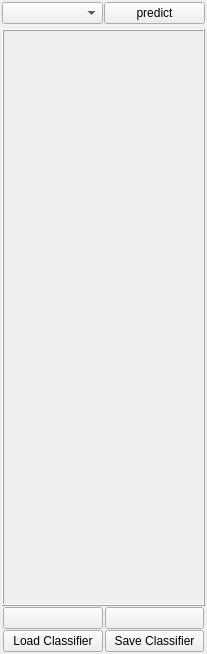
Qt form cat/gui/sidebar/AtAnnotationWidget.ui (manerotoni/afw) before a commit.
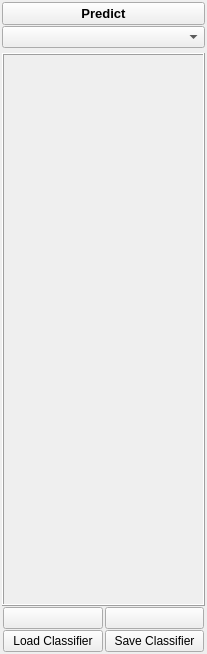
The same form after that commit. Icons and pictures are not drawn.

```diff
--- a/cat/gui/sidebar/AtAnnotationWidget.ui
+++ b/cat/gui/sidebar/AtAnnotationWidget.ui
@@ -21,24 +21,11 @@
     <number>2</number>
    </property>
    <item>
-    <layout class="QHBoxLayout" name="horizontalLayout">
-     <item>
-      <widget class="QComboBox" name="classifiers">
-       <property name="sizePolicy">
-        <sizepolicy hsizetype="Minimum" vsizetype="Fixed">
-         <horstretch>0</horstretch>
-         <verstretch>0</verstretch>
-        </sizepolicy>
-       </property>
-       <property name="toolTip">
-        <string>&lt;html&gt;&lt;head/&gt;&lt;body&gt;&lt;p&gt;Classifer&lt;/p&gt;&lt;p&gt;Choose a specific classifier from list. &lt;/p&gt;&lt;/body&gt;&lt;/html&gt;</string>
-       </property>
-      </widget>
-     </item>
+    <layout class="QVBoxLayout" name="verticalLayout">
      <item>
       <widget class="QPushButton" name="predictBtn">
        <property name="sizePolicy">
-        <sizepolicy hsizetype="Preferred" vsizetype="Ignored">
+        <sizepolicy hsizetype="Preferred" vsizetype="Preferred">
          <horstretch>0</horstretch>
          <verstretch>0</verstretch>
         </sizepolicy>
@@ -49,11 +36,31 @@
          <height>0</height>
         </size>
        </property>
+       <property name="font">
+        <font>
+         <pointsize>10</pointsize>
+         <weight>75</weight>
+         <bold>true</bold>
+        </font>
+       </property>
        <property name="toolTip">
         <string>&lt;html&gt;&lt;head/&gt;&lt;body&gt;&lt;p&gt;Predict&lt;/p&gt;&lt;p&gt;Run the classifier on all items&lt;/p&gt;&lt;/body&gt;&lt;/html&gt;</string>
        </property>
        <property name="text">
-        <string>predict</string>
+        <string>Predict</string>
+       </property>
+      </widget>
+     </item>
+     <item>
+      <widget class="QComboBox" name="classifiers">
+       <property name="sizePolicy">
+        <sizepolicy hsizetype="Minimum" vsizetype="Fixed">
+         <horstretch>0</horstretch>
+         <verstretch>0</verstretch>
+        </sizepolicy>
+       </property>
+       <property name="toolTip">
+        <string>&lt;html&gt;&lt;head/&gt;&lt;body&gt;&lt;p&gt;Classifer&lt;/p&gt;&lt;p&gt;Choose a specific classifier from list. &lt;/p&gt;&lt;/body&gt;&lt;/html&gt;</string>
        </property>
       </widget>
      </item>
```
